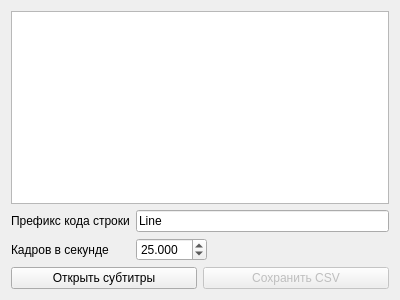
Old version of the form src/mainwindow.ui in the repository PalmtopTiger/DSCreator.
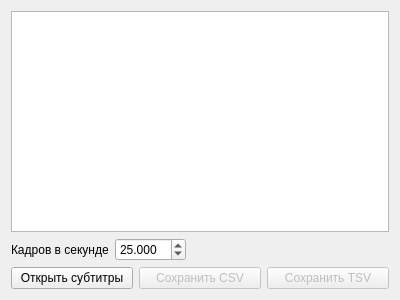
New version of the form.

```diff
--- a/src/mainwindow.ui
+++ b/src/mainwindow.ui
@@ -27,27 +27,13 @@
        <enum>QFormLayout::ExpandingFieldsGrow</enum>
       </property>
       <item row="0" column="0">
-       <widget class="QLabel" name="lbPrefix">
-        <property name="text">
-         <string>Префикс кода строки</string>
-        </property>
-       </widget>
-      </item>
-      <item row="0" column="1">
-       <widget class="QLineEdit" name="edPrefix">
-        <property name="text">
-         <string>Line</string>
-        </property>
-       </widget>
-      </item>
-      <item row="1" column="0">
        <widget class="QLabel" name="lbFPS">
         <property name="text">
          <string>Кадров в секунде</string>
         </property>
        </widget>
       </item>
-      <item row="1" column="1">
+      <item row="0" column="1">
        <widget class="QDoubleSpinBox" name="edFPS">
         <property name="decimals">
          <number>3</number>
@@ -84,6 +70,16 @@
         </property>
        </widget>
       </item>
+      <item>
+       <widget class="QPushButton" name="btSaveTSV">
+        <property name="enabled">
+         <bool>false</bool>
+        </property>
+        <property name="text">
+         <string>Сохранить TSV</string>
+        </property>
+       </widget>
+      </item>
      </layout>
     </item>
    </layout>
```
Left out of the diff: 4 changed lines with no effect on the pictures.
